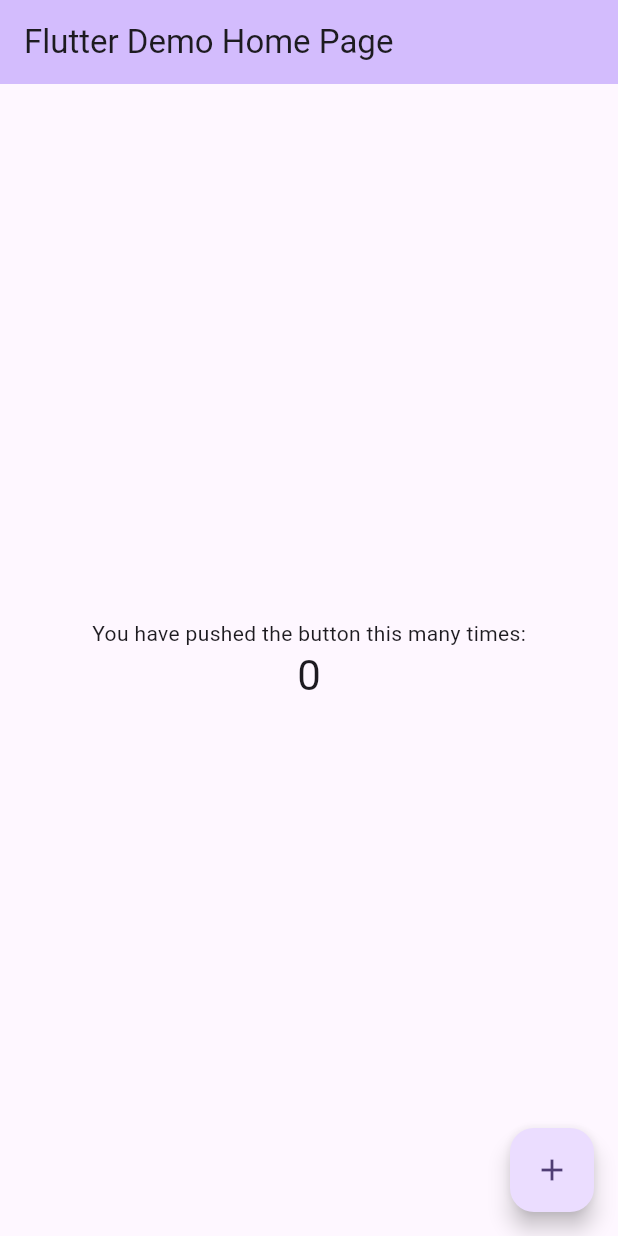
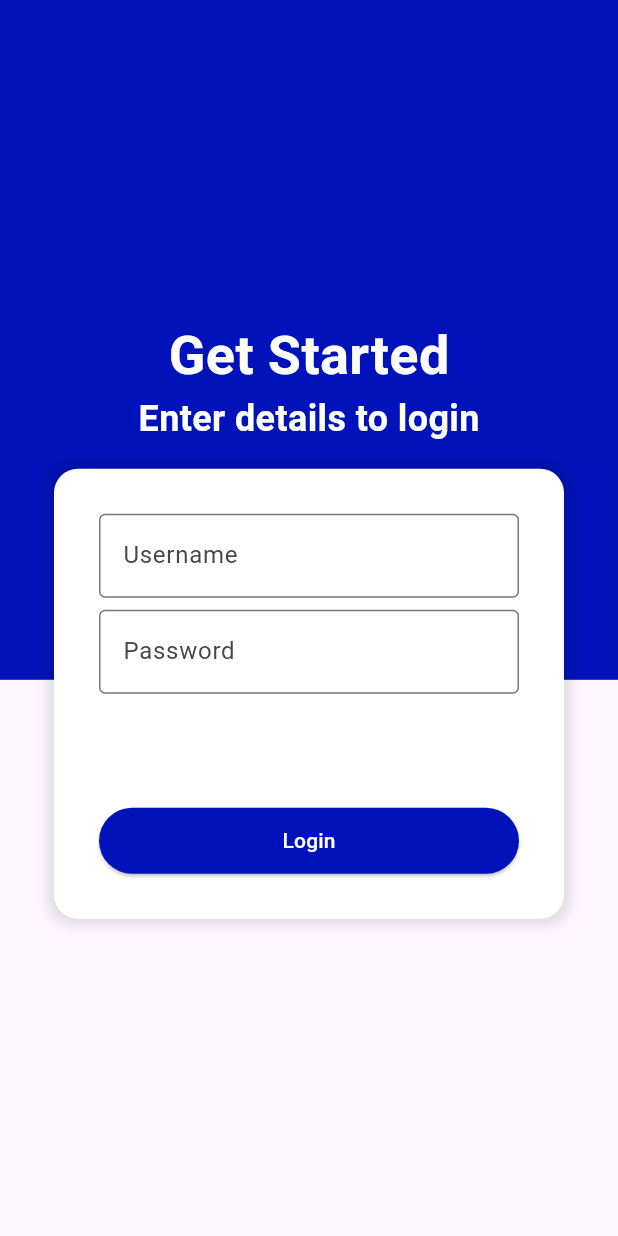
Before and after one commit to rinchen1921/athangStatefulProject, a Flutter app: the screen it shows after launch, on a phone screen of 412 x 824 dp. Run offline on Flutter 3.47's test engine with Material 3 defaults, Android fonts, the phone set to English and light mode, and no system bars.

Commit message:
Regular commit

```diff
--- a/lib/main.dart
+++ b/lib/main.dart
@@ -1,4 +1,8 @@
 import 'package:flutter/material.dart';
+import 'package:second_project/screens/AddTask.dart';
+import 'package:second_project/screens/DetailTask.dart';
+import 'package:second_project/screens/LoginTask.dart';
+import 'package:second_project/screens/TodoHome.dart';
 
 void main() {
   runApp(const MyApp());
@@ -13,113 +17,20 @@ class MyApp extends StatelessWidget {
     return MaterialApp(
       title: 'Flutter Demo',
       theme: ThemeData(
-        // This is the theme of your application.
-        //
-        // TRY THIS: Try running your application with "flutter run". You'll see
-        // the application has a purple toolbar. Then, without quitting the app,
-        // try changing the seedColor in the colorScheme below to Colors.green
-        // and then invoke "hot reload" (save your changes or press the "hot
-        // reload" button in a Flutter-supported IDE, or press "r" if you used
-        // the command line to start the app).
-        //
-        // Notice that the counter didn't reset back to zero; the application
-        // state is not lost during the reload. To reset the state, use hot
-        // restart instead.
-        //
-        // This works for code too, not just values: Most code changes can be
-        // tested with just a hot reload.
         colorScheme: ColorScheme.fromSeed(seedColor: Colors.deepPurple),
         useMaterial3: true,
       ),
-      home: const MyHomePage(title: 'Flutter Demo Home Page'),
+      // home: Todohome(),
+      // home: Logintask()
+      // home: Addtask()
+      initialRoute: '/',
+      // routes is an object that holds path which defines which screen
+      // to open when we navigated through name
+      routes: {
+        '/': (context) => Logintask(),
+        '/home': (context) => Todohome(),
+      },
+      // asdf
     );
   }
 }
-
-class MyHomePage extends StatefulWidget {
-  const MyHomePage({super.key, required this.title});
-
-  // This widget is the home page of your application. It is stateful, meaning
-  // that it has a State object (defined below) that contains fields that affect
-  // how it looks.
-
-  // This class is the configuration for the state. It holds the values (in this
-  // case the title) provided by the parent (in this case the App widget) and
-  // used by the build method of the State. Fields in a Widget subclass are
-  // always marked "final".
-
-  final String title;
-
-  @override
-  State<MyHomePage> createState() => _MyHomePageState();
-}
-
-class _MyHomePageState extends State<MyHomePage> {
-  int _counter = 0;
-
-  void _incrementCounter() {
-    setState(() {
-      // This call to setState tells the Flutter framework that something has
-      // changed in this State, which causes it to rerun the build method below
-      // so that the display can reflect the updated values. If we changed
-      // _counter without calling setState(), then the build method would not be
-      // called again, and so nothing would appear to happen.
-      _counter++;
-    });
-  }
-
-  @override
-  Widget build(BuildContext context) {
-    // This method is rerun every time setState is called, for instance as done
-    // by the _incrementCounter method above.
-    //
-    // The Flutter framework has been optimized to make rerunning build methods
-    // fast, so that you can just rebuild anything that needs updating rather
-    // than having to individually change instances of widgets.
-    return Scaffold(
-      appBar: AppBar(
-        // TRY THIS: Try changing the color here to a specific color (to
-        // Colors.amber, perhaps?) and trigger a hot reload to see the AppBar
-        // change color while the other colors stay the same.
-        backgroundColor: Theme.of(context).colorScheme.inversePrimary,
-        // Here we take the value from the MyHomePage object that was created by
-        // the App.build method, and use it to set our appbar title.
-        title: Text(widget.title),
-      ),
-      body: Center(
-        // Center is a layout widget. It takes a single child and positions it
-        // in the middle of the parent.
-        child: Column(
-          // Column is also a layout widget. It takes a list of children and
-          // arranges them vertically. By default, it sizes itself to fit its
-          // children horizontally, and tries to be as tall as its parent.
-          //
-          // Column has various properties to control how it sizes itself and
-          // how it positions its children. Here we use mainAxisAlignment to
-          // center the children vertically; the main axis here is the vertical
-          // axis because Columns are vertical (the cross axis would be
-          // horizontal).
-          //
-          // TRY THIS: Invoke "debug painting" (choose the "Toggle Debug Paint"
-          // action in the IDE, or press "p" in the console), to see the
-          // wireframe for each widget.
-          mainAxisAlignment: MainAxisAlignment.center,
-          children: <Widget>[
-            const Text(
-              'You have pushed the button this many times:',
-            ),
-            Text(
-              '$_counter',
-              style: Theme.of(context).textTheme.headlineMedium,
-            ),
-          ],
-        ),
-      ),
-      floatingActionButton: FloatingActionButton(
-        onPressed: _incrementCounter,
-        tooltip: 'Increment',
-        child: const Icon(Icons.add),
-      ), // This trailing comma makes auto-formatting nicer for build methods.
-    );
-  }
-}
--- /dev/null
+++ b/lib/screens/LoginTask.dart
@@ -0,0 +1,74 @@
+import 'package:flutter/material.dart';
+import 'package:second_project/widgets/LoginForm.dart';
+
+class Logintask extends StatefulWidget {
+  @override
+  State<Logintask> createState() => _LogintaskState();
+}
+
+class _LogintaskState extends State<Logintask> {
+  @override
+  Widget build(BuildContext context) {
+    return Scaffold(
+      body: Container(
+        height: MediaQuery.of(context).size.height,
+        child: Stack(
+          children: [
+            Align(
+              alignment: Alignment.topCenter,
+              child: Container(
+                width: double.infinity,
+                color: Color.fromARGB(255, 0, 19, 186),
+                height: MediaQuery.of(context).size.height * .55,
+              ),
+            ),
+            Container(
+              height: double.infinity,
+              width: double.infinity,
+              padding: const EdgeInsets.symmetric(horizontal: 36),
+              alignment: Alignment.center,
+              child: Column(
+                mainAxisAlignment: MainAxisAlignment.center,
+                children: [
+                  Container(
+                    margin: const EdgeInsets.only(bottom: 16),
+                    child: const Column(
+                      children: [
+                        Text('Get Started',
+                            style: TextStyle(
+                                color: Colors.white,
+                                fontSize: 36,
+                                fontWeight: FontWeight.bold)),
+                        Text('Enter details to login',
+                            style: TextStyle(
+                                color: Colors.white,
+                                fontSize: 24,
+                                fontWeight: FontWeight.bold)),
+                      ],
+                    ),
+                  ),
+                  Container(
+                    height: 300,
+                    padding: const EdgeInsets.all(30),
+                    width: double.infinity,
+                    decoration: BoxDecoration(
+                        color: Colors.white,
+                        borderRadius: BorderRadius.circular(16),
+                        boxShadow: [
+                          BoxShadow(
+                              color: Colors.black12,
+                              blurRadius: 8,
+                              spreadRadius: 4,
+                              blurStyle: BlurStyle.normal)
+                        ]),
+                    child: Loginform(),
+                  )
+                ],
+              ),
+            )
+          ],
+        ),
+      ),
+    );
+  }
+}
--- /dev/null
+++ b/lib/widgets/LoginForm.dart
@@ -0,0 +1,114 @@
+import 'package:flutter/cupertino.dart';
+import 'package:flutter/material.dart';
+
+class Loginform extends StatefulWidget {
+  const Loginform({super.key});
+
+  @override
+  State<Loginform> createState() => _LoginformState();
+}
+
+class _LoginformState extends State<Loginform> {
+  // form key is something like the id for the form
+  var _formkey = GlobalKey<FormState>();
+  // new way to associate input with variables
+  TextEditingController username = TextEditingController();
+  TextEditingController password = TextEditingController();
+  String? errorMessage;
+
+  @override
+  Widget build(BuildContext context) {
+    return Form(
+      // the key declared is defined here
+      key: _formkey,
+      child: Column(
+        children: [
+          Expanded(
+            child: Column(
+              children: [
+                TextFormField(
+                  // controller is used to automatically update without
+                  // using setState
+                  controller: username,
+                  // validator function when return string means error
+                  // when null there is no error
+                  validator: (value) {
+                    if (value == null || value.isEmpty) {
+                      return 'Please enter your username';
+                    }
+                    return null;
+                  },
+                  decoration: const InputDecoration(
+                    label: Text('Username'),
+                    border: OutlineInputBorder(),
+                  ),
+                ),
+                Container(
+                  margin: const EdgeInsets.only(top: 8),
+                  child: TextFormField(
+                    // obscure text is for displaying dots instead of text
+                    obscureText: true,
+                    controller: password,
+                    validator: (value) {
+                      if (value == null || value.isEmpty) {
+                        return 'Please enter your password';
+                      }
+                      return null;
+                    },
+                    decoration: const InputDecoration(
+                      label: Text('Password'),
+                      border: OutlineInputBorder(),
+                    ),
+                  ),
+                ),
+                if (errorMessage != null)
+                  Row(
+                    crossAxisAlignment: CrossAxisAlignment.start,
+                    children: [
+                      Padding(
+                        padding: const EdgeInsets.only(top: 8.0),
+                        child: Text(
+                          errorMessage!,
+                          style: const TextStyle(color: Colors.red),
+                        ),
+                      ),
+                    ],
+                  ),
+              ],
+            ),
+          ),
+          Container(
+            width: double.infinity,
+            height: 44,
+            child: ElevatedButton(
+              onPressed: () {
+                // this initiates validation form the text input field inside the form
+                if (_formkey.currentState!.validate()) {
+                  String message = "Failed";
+                  if (username.text == 'admin' && password.text == "admin") {
+                    message = "Success";
+                    Navigator.of(context).popAndPushNamed('/home');
+                  } else {
+                    setState(() {
+                      errorMessage = "Username or password is incorrect";
+                    });
+                  }
+                }
+              },
+              style: ElevatedButton.styleFrom(
+                backgroundColor: const Color.fromARGB(255, 0, 19, 186),
+                shape: RoundedRectangleBorder(
+                  borderRadius: BorderRadius.circular(50),
+                ),
+              ),
+              child: const Text(
+                'Login',
+                style: TextStyle(color: Colors.white),
+              ),
+            ),
+          ),
+        ],
+      ),
+    );
+  }
+}
```
Also changed, not shown: lib/model/TaskModel.dart (added, +11 -0 lines), lib/screens/AddTask.dart (added, +86 -0 lines), lib/screens/DetailTask.dart (added, +23 -0 lines), lib/screens/TodoHome.dart (added, +130 -0 lines).
